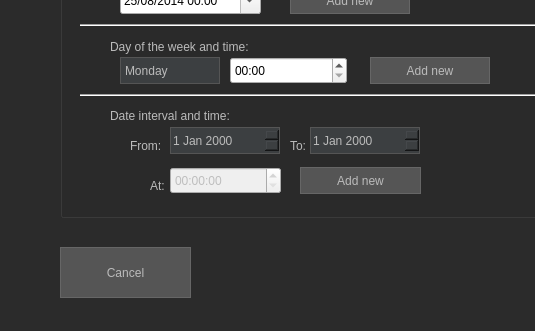
Qt form src/add_pub.ui (netpack/XFB) before a commit; both pictures show x 0 to 535 and y 373 to 704 of the 811 by 704 pixel window.
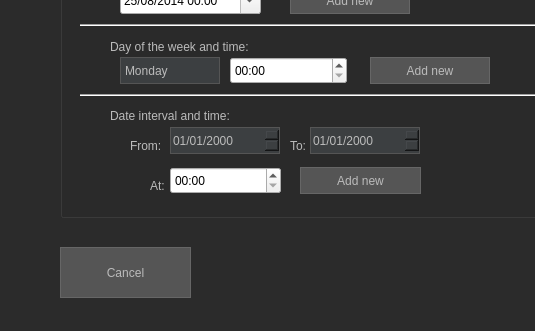
The same form after that commit.

Patch:
```diff
--- a/src/add_pub.ui
+++ b/src/add_pub.ui
@@ -381,9 +381,6 @@
     </property>
    </widget>
    <widget class="QDateEdit" name="dateEdit">
-    <property name="enabled">
-     <bool>false</bool>
-    </property>
     <property name="geometry">
      <rect>
       <x>110</x>
@@ -392,6 +389,12 @@
       <height>27</height>
      </rect>
     </property>
+    <property name="locale">
+     <locale language="English" country="UnitedStates"/>
+    </property>
+    <property name="displayFormat">
+     <string>dd/MM/yyyy</string>
+    </property>
    </widget>
    <widget class="QLabel" name="label_8">
     <property name="geometry">
@@ -420,9 +423,6 @@
     </property>
    </widget>
    <widget class="QDateEdit" name="dateEdit_2">
-    <property name="enabled">
-     <bool>false</bool>
-    </property>
     <property name="geometry">
      <rect>
       <x>250</x>
@@ -431,6 +431,12 @@
       <height>27</height>
      </rect>
     </property>
+    <property name="locale">
+     <locale language="English" country="UnitedStates"/>
+    </property>
+    <property name="displayFormat">
+     <string>dd/MM/yyyy</string>
+    </property>
    </widget>
    <widget class="QLabel" name="label_10">
     <property name="geometry">
@@ -446,9 +452,6 @@
     </property>
    </widget>
    <widget class="QTimeEdit" name="timeEdit_2">
-    <property name="enabled">
-     <bool>false</bool>
-    </property>
     <property name="geometry">
      <rect>
       <x>110</x>
@@ -457,6 +460,12 @@
       <height>27</height>
      </rect>
     </property>
+    <property name="locale">
+     <locale language="English" country="UnitedStates"/>
+    </property>
+    <property name="displayFormat">
+     <string>hh:mm</string>
+    </property>
    </widget>
    <widget class="QPushButton" name="pushButton_7">
     <property name="enabled">
```
Left out of the diff: 3 changed lines with no effect on the pictures.
